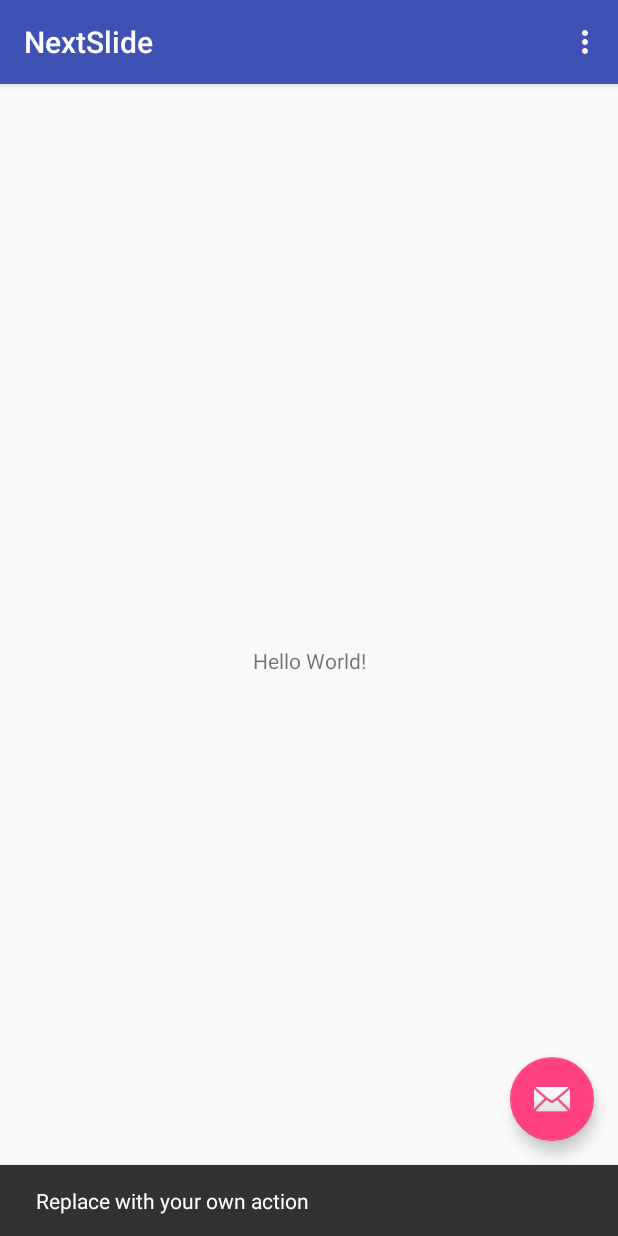
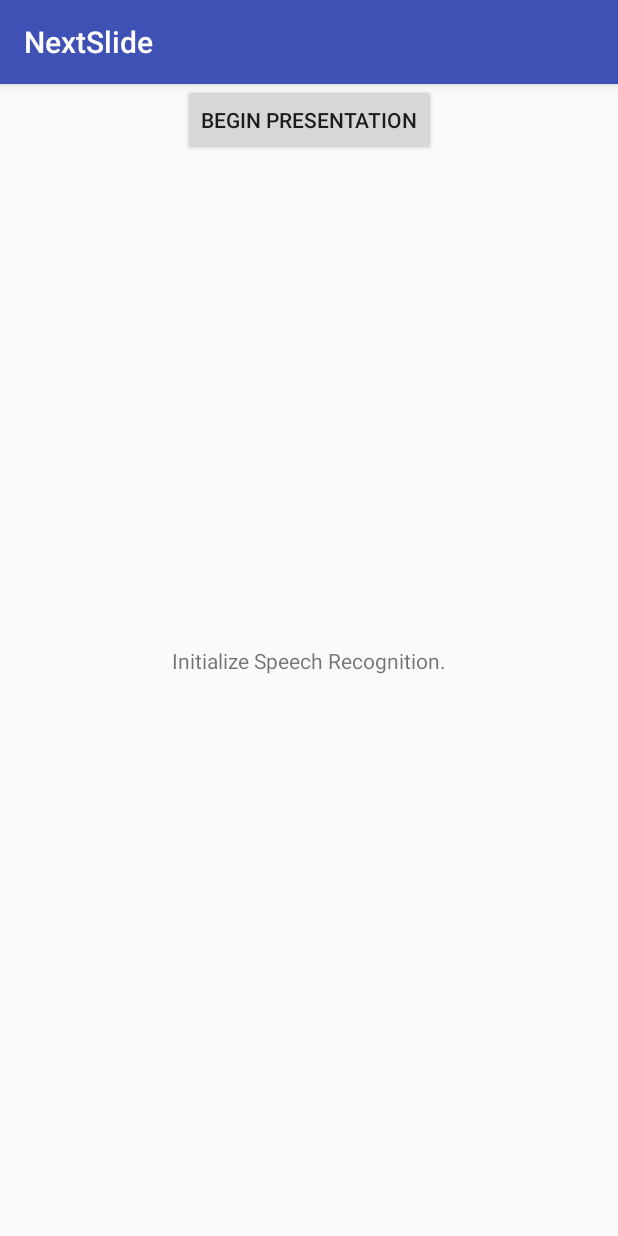
Before and after one commit to YangR13/NextSlide, an Android app: the screen it shows after launch (MainActivity before the commit, RecognitionActivity after it), after a tap on an icon or button, on a phone screen of 412 x 824 dp. Run offline under Robolectric (Android 15) with nearby library versions, the phone set to English and light mode, and no system bars.

Commit message:
modified:   .idea/misc.xml 	modified:   app/src/main/AndroidManifest.xml 	modified:   app/src/main/java/com/nextslide/nextslide/MainActivity.java 	modified:   app/src/main/java/com/nextslide/nextslide/RecognitionActivity.java 	modified:   app/src/main/res/layout/activity_recognition.xml

```diff
--- a/app/src/main/AndroidManifest.xml
+++ b/app/src/main/AndroidManifest.xml
@@ -1,6 +1,8 @@
 <?xml version="1.0" encoding="utf-8"?>
 <manifest xmlns:android="http://schemas.android.com/apk/res/android"
     package="com.nextslide.nextslide">
+
+    <uses-permission android:name="android.permission.RECORD_AUDIO"></uses-permission>
 
     <application
         android:allowBackup="true"
@@ -19,6 +21,7 @@
                 <category android:name="android.intent.category.LAUNCHER" />
             </intent-filter>
         </activity>
+        <activity android:name=".RecognitionActivity"></activity>
     </application>
 
 </manifest>
--- a/app/src/main/java/com/nextslide/nextslide/MainActivity.java
+++ b/app/src/main/java/com/nextslide/nextslide/MainActivity.java
@@ -1,5 +1,6 @@
 package com.nextslide.nextslide;
 
+import android.content.Intent;
 import android.os.Bundle;
 import android.support.design.widget.FloatingActionButton;
 import android.support.design.widget.Snackbar;
@@ -22,8 +23,8 @@ public class MainActivity extends AppCompatActivity {
         fab.setOnClickListener(new View.OnClickListener() {
             @Override
             public void onClick(View view) {
-                Snackbar.make(view, "Replace with your own action", Snackbar.LENGTH_LONG)
-                        .setAction("Action", null).show();
+                Intent intent = new Intent(MainActivity.this, RecognitionActivity.class);
+                startActivity(intent);
             }
         });
     }
--- a/app/src/main/java/com/nextslide/nextslide/RecognitionActivity.java
+++ b/app/src/main/java/com/nextslide/nextslide/RecognitionActivity.java
@@ -1,13 +1,104 @@
 package com.nextslide.nextslide;
 
+import android.content.Intent;
+import android.speech.RecognitionListener;
+import android.speech.RecognizerIntent;
+import android.speech.SpeechRecognizer;
 import android.support.v7.app.AppCompatActivity;
 import android.os.Bundle;
+import android.util.Log;
+import android.view.View;
+import android.widget.Button;
+import android.widget.TextView;
+
+import java.util.List;
 
 public class RecognitionActivity extends AppCompatActivity {
+
+
 
     @Override
     protected void onCreate(Bundle savedInstanceState) {
         super.onCreate(savedInstanceState);
         setContentView(R.layout.activity_recognition);
+        final String TAG = "RecognitionActivity";
+        final TextView mTextView = (TextView) findViewById(R.id.speechText);
+
+        Log.d(TAG,"Creating SpeechRecognizer");
+        final SpeechRecognizer mSpeechRecognizer = SpeechRecognizer.createSpeechRecognizer(this);
+        Log.d(TAG,"SpeechRecognizer created.");
+
+        Log.d(TAG,"Creating RecognizerIntent");
+        final Intent mRecognizerIntent = new Intent(RecognizerIntent.ACTION_RECOGNIZE_SPEECH);
+        mRecognizerIntent.putExtra(RecognizerIntent.EXTRA_PARTIAL_RESULTS, true);
+        Log.d(TAG,"RecognizerIntent created.");
+
+        mSpeechRecognizer.setRecognitionListener(new RecognitionListener() {
+            @Override
+            public void onReadyForSpeech(Bundle params) {
+
+            }
+
+            @Override
+            public void onBeginningOfSpeech() {
+                Log.d(TAG,"Began speech recognition");
+
+            }
+
+            @Override
+            public void onRmsChanged(float rmsdB) {
+
+            }
+
+            @Override
+            public void onBufferReceived(byte[] buffer) {
+
+            }
+
+            @Override
+            public void onEndOfSpeech() {
+                Log.d(TAG,"Ended speech recognition");
+            }
+
+            @Override
+            public void onError(int error) {
+
+            }
+
+            @Override
+            public void onResults(Bundle results) {
+                mSpeechRecognizer.stopListening();
+                mSpeechRecognizer.startListening(mRecognizerIntent);
+            }
+
+            @Override
+            public void onPartialResults(Bundle partialResults) {
+                String totalstring = "";
+                List<String> listOfWords = partialResults.getStringArrayList(SpeechRecognizer.RESULTS_RECOGNITION);
+
+                if(listOfWords != null){
+                    for(int i = 0; i<listOfWords.size(); i++) {
+                        totalstring += listOfWords.get(i);
+                    }
+                    mTextView.setText(totalstring);
+                }
+            }
+
+            @Override
+            public void onEvent(int eventType, Bundle params) {
+
+            }
+        });
+
+        Log.d(TAG,"SpeechRecognizer configured.");
+
+        final Button button = (Button) findViewById(R.id.presentationButton);
+        button.setOnClickListener(new View.OnClickListener() {
+            @Override
+            public void onClick(View v) {
+                Log.d(TAG,"Starting SpeechRecognizer");
+                mSpeechRecognizer.startListening(mRecognizerIntent);
+            }
+        });
     }
 }
--- a/app/src/main/res/layout/activity_recognition.xml
+++ b/app/src/main/res/layout/activity_recognition.xml
@@ -6,4 +6,22 @@
     android:layout_height="match_parent"
     tools:context="com.nextslide.nextslide.RecognitionActivity">
 
+    <TextView
+        android:id="@+id/speechText"
+        android:layout_width="wrap_content"
+        android:layout_height="wrap_content"
+        android:text="Initialize Speech Recognition."
+        app:layout_constraintRight_toRightOf="parent"
+        app:layout_constraintLeft_toLeftOf="parent"
+        app:layout_constraintTop_toTopOf="parent"
+        app:layout_constraintBottom_toBottomOf="parent" />
+
+    <Button
+        android:id="@+id/presentationButton"
+        android:layout_width="wrap_content"
+        android:layout_height="wrap_content"
+        android:text="Begin Presentation"
+        tools:layout_editor_absoluteY="438dp"
+        app:layout_constraintRight_toRightOf="parent"
+        app:layout_constraintLeft_toLeftOf="parent" />
 </android.support.constraint.ConstraintLayout>
```
